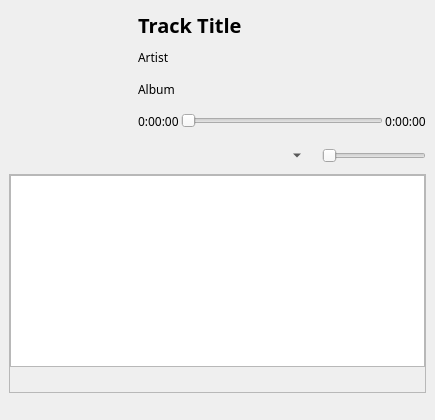
The window that PQMusic/ui/gui.ui (son-link/PQMusic) describes before a commit, drawn with Qt 5.
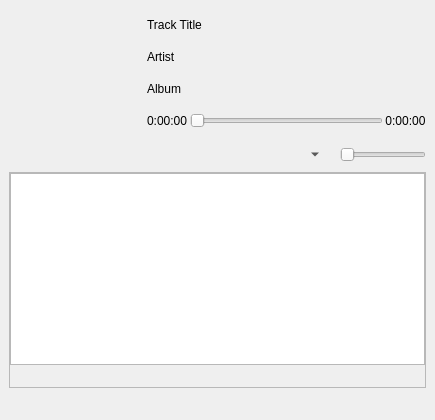
The same window after the commit. Icons and pictures are not drawn.

What changed in the file:
```diff
--- a/PQMusic/ui/gui.ui
+++ b/PQMusic/ui/gui.ui
@@ -16,11 +16,6 @@
     <height>0</height>
    </size>
   </property>
-  <property name="font">
-   <font>
-    <family>Exo</family>
-   </font>
-  </property>
   <property name="windowTitle">
    <string notr="true">PQMusic</string>
   </property>
@@ -375,14 +370,6 @@
        </property>
        <item>
         <widget class="QLabel" name="titleLabel">
-         <property name="font">
-          <font>
-           <family>Exo</family>
-           <pointsize>15</pointsize>
-           <weight>75</weight>
-           <bold>true</bold>
-          </font>
-         </property>
          <property name="text">
           <string>Track Title</string>
          </property>
```
Left out of the diff: 2 changed lines with no effect on the pictures.
